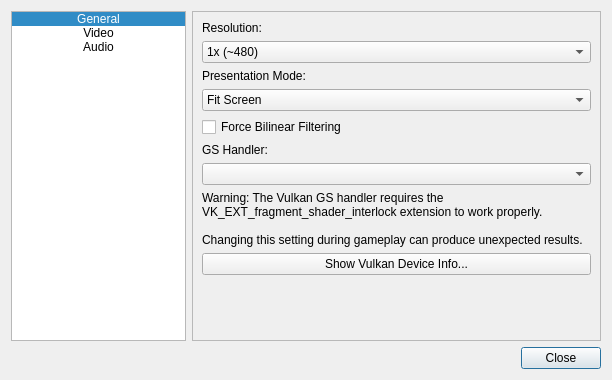
jpd002/Play-, file Source/ui_qt/Qt_ui/settingsdialog.ui: the form before one commit.
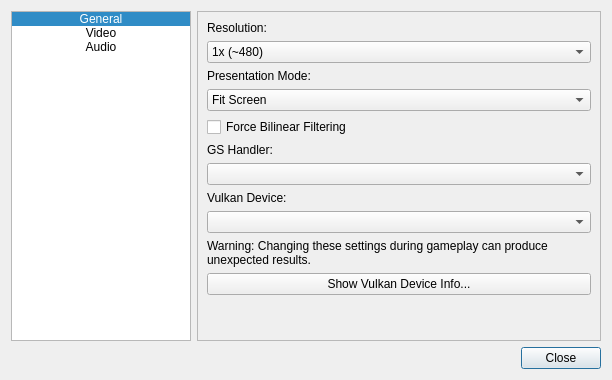
The form after the commit. Icons and pictures are not drawn.

Commit message: Display available devices.

The edit to the form file:
```diff
--- a/Source/ui_qt/Qt_ui/settingsdialog.ui
+++ b/Source/ui_qt/Qt_ui/settingsdialog.ui
@@ -226,15 +226,23 @@
             </property>
            </widget>
           </item>
+          <item row="2" column="0">
+           <widget class="QLabel" name="label_7">
+            <property name="text">
+             <string>Vulkan Device:</string>
+            </property>
+           </widget>
+          </item>
           <item row="1" column="0">
            <widget class="QComboBox" name="comboBox_gs_selection"/>
           </item>
-          <item row="2" column="0">
+          <item row="3" column="0">
+           <widget class="QComboBox" name="comboBox_vulkan_device"/>
+          </item>
+          <item row="4" column="0">
            <widget class="QLabel" name="label_5">
             <property name="text">
-             <string>Warning: The Vulkan GS handler requires the VK_EXT_fragment_shader_interlock extension to work properly.
-
-Changing this setting during gameplay can produce unexpected results.</string>
+             <string>Warning: Changing these settings during gameplay can produce unexpected results.</string>
             </property>
             <property name="textFormat">
              <enum>Qt::AutoText</enum>
```
The commit also changes 3 other files.
